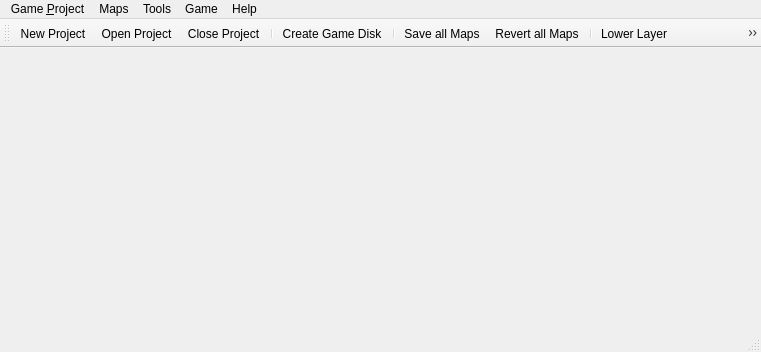
Before: the Qt Designer form mainwindow.ui in EasyRPG/Editor, drawn with Qt 5.
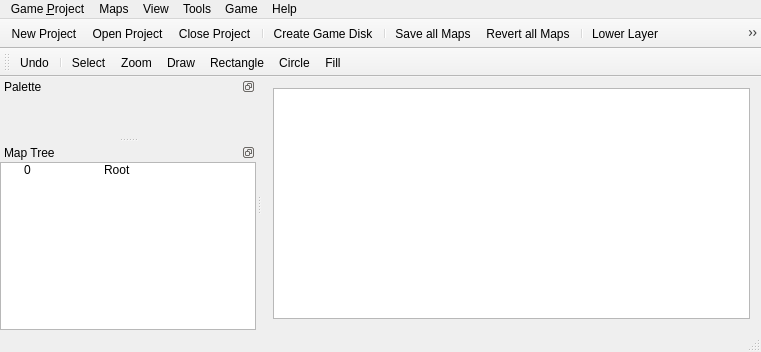
After: the same form once the commit is applied. Icons and pictures are not drawn.

Commit message: Add map palette and map treeview as dockWidgets

```diff
--- a/mainwindow.ui
+++ b/mainwindow.ui
@@ -17,7 +17,13 @@
    <iconset resource="Resources.qrc">
     <normaloff>:/icons/share/old_easyrpg.png</normaloff>:/icons/share/old_easyrpg.png</iconset>
   </property>
-  <widget class="QWidget" name="centralWidget"/>
+  <widget class="QWidget" name="centralWidget">
+   <layout class="QHBoxLayout" name="horizontalLayout_2">
+    <item>
+     <widget class="QGraphicsView" name="graphicsView"/>
+    </item>
+   </layout>
+  </widget>
   <widget class="QMenuBar" name="menuBar">
    <property name="geometry">
     <rect>
@@ -94,13 +100,27 @@
     <addaction name="actionAbout"/>
     <addaction name="actionAbout_Qt"/>
    </widget>
+   <widget class="QMenu" name="menuView">
+    <property name="title">
+     <string>View</string>
+    </property>
+    <addaction name="actionPalete"/>
+    <addaction name="actionMap_Tree"/>
+   </widget>
    <addaction name="menuGame"/>
    <addaction name="menuMaps"/>
+   <addaction name="menuView"/>
    <addaction name="menuTools"/>
    <addaction name="menuGame_2"/>
    <addaction name="menuHelp"/>
   </widget>
   <widget class="QToolBar" name="mainToolBar">
+   <property name="movable">
+    <bool>false</bool>
+   </property>
+   <property name="floatable">
+    <bool>false</bool>
+   </property>
    <attribute name="toolBarArea">
     <enum>TopToolBarArea</enum>
    </attribute>
@@ -139,6 +159,95 @@
    <addaction name="actionContents"/>
   </widget>
   <widget class="QStatusBar" name="statusBar"/>
+  <widget class="QDockWidget" name="dockPalete">
+   <property name="minimumSize">
+    <size>
+     <width>60</width>
+     <height>60</height>
+    </size>
+   </property>
+   <property name="features">
+    <set>QDockWidget::DockWidgetFloatable|QDockWidget::DockWidgetMovable</set>
+   </property>
+   <property name="windowTitle">
+    <string>Palette</string>
+   </property>
+   <attribute name="dockWidgetArea">
+    <number>1</number>
+   </attribute>
+   <widget class="QWidget" name="dockWidgetContents"/>
+  </widget>
+  <widget class="QDockWidget" name="dockMapTree">
+   <property name="features">
+    <set>QDockWidget::DockWidgetFloatable|QDockWidget::DockWidgetMovable</set>
+   </property>
+   <property name="windowTitle">
+    <string>Map Tree</string>
+   </property>
+   <attribute name="dockWidgetArea">
+    <number>1</number>
+   </attribute>
+   <widget class="QWidget" name="dockWidgetContents_2">
+    <layout class="QHBoxLayout" name="horizontalLayout">
+     <property name="leftMargin">
+      <number>0</number>
+     </property>
+     <property name="topMargin">
+      <number>0</number>
+     </property>
+     <property name="rightMargin">
+      <number>0</number>
+     </property>
+     <property name="bottomMargin">
+      <number>0</number>
+     </property>
+     <item>
+      <widget class="QTreeWidget" name="treeMap">
+       <attribute name="headerVisible">
+        <bool>false</bool>
+       </attribute>
+       <column>
+        <property name="text">
+         <string>Map ID</string>
+        </property>
+       </column>
+       <column>
+        <property name="text">
+         <string>Map Name</string>
+        </property>
+       </column>
+       <item>
+        <property name="text">
+         <string>0</string>
+        </property>
+        <property name="text">
+         <string>Root</string>
+        </property>
+       </item>
+      </widget>
+     </item>
+    </layout>
+   </widget>
+  </widget>
+  <widget class="QToolBar" name="toolBar">
+   <property name="windowTitle">
+    <string>toolBar</string>
+   </property>
+   <attribute name="toolBarArea">
+    <enum>TopToolBarArea</enum>
+   </attribute>
+   <attribute name="toolBarBreak">
+    <bool>true</bool>
+   </attribute>
+   <addaction name="actionUndo"/>
+   <addaction name="separator"/>
+   <addaction name="actionSelect"/>
+   <addaction name="actionZoom"/>
+   <addaction name="actionDraw"/>
+   <addaction name="actionRectangle"/>
+   <addaction name="actionCircle"/>
+   <addaction name="actionFill"/>
+  </widget>
   <action name="action_Open_Project">
    <property name="icon">
     <iconset resource="Resources.qrc">
@@ -378,6 +487,147 @@
    </property>
    <property name="text">
     <string>&amp;Script Editor</string>
+   </property>
+   <property name="statusTip">
+    <string>Open Script Editor</string>
+   </property>
+  </action>
+  <action name="actionPalete">
+   <property name="checkable">
+    <bool>true</bool>
+   </property>
+   <property name="checked">
+    <bool>true</bool>
+   </property>
+   <property name="icon">
+    <iconset resource="Resources.qrc">
+     <normaloff>:/icons/share/old_palette.png</normaloff>:/icons/share/old_palette.png</iconset>
+   </property>
+   <property name="text">
+    <string>Palete</string>
+   </property>
+   <property name="statusTip">
+    <string>Show/Hide palette window</string>
+   </property>
+  </action>
+  <action name="actionMap_Tree">
+   <property name="checkable">
+    <bool>true</bool>
+   </property>
+   <property name="checked">
+    <bool>true</bool>
+   </property>
+   <property name="icon">
+    <iconset resource="Resources.qrc">
+     <normaloff>:/icons/share/old_map.png</normaloff>:/icons/share/old_map.png</iconset>
+   </property>
+   <property name="text">
+    <string>Map Tree</string>
+   </property>
+   <property name="statusTip">
+    <string>Show/Hide Map Tree window</string>
+   </property>
+  </action>
+  <action name="actionUndo">
+   <property name="icon">
+    <iconset resource="Resources.qrc">
+     <normaloff>:/icons/share/old_revert.png</normaloff>:/icons/share/old_revert.png</iconset>
+   </property>
+   <property name="text">
+    <string>Undo</string>
+   </property>
+   <property name="toolTip">
+    <string>Undo last action</string>
+   </property>
+  </action>
+  <action name="actionSelect">
+   <property name="checkable">
+    <bool>true</bool>
+   </property>
+   <property name="icon">
+    <iconset resource="Resources.qrc">
+     <normaloff>:/icons/share/old_select.png</normaloff>:/icons/share/old_select.png</iconset>
+   </property>
+   <property name="text">
+    <string>Select</string>
+   </property>
+   <property name="toolTip">
+    <string>Select and move part of the map</string>
+   </property>
+  </action>
+  <action name="actionZoom">
+   <property name="checkable">
+    <bool>true</bool>
+   </property>
+   <property name="icon">
+    <iconset resource="Resources.qrc">
+     <normaloff>:/icons/share/old_zoom.png</normaloff>:/icons/share/old_zoom.png</iconset>
+   </property>
+   <property name="text">
+    <string>Zoom</string>
+   </property>
+   <property name="toolTip">
+    <string>Zoom in and out</string>
+   </property>
+  </action>
+  <action name="actionDraw">
+   <property name="checkable">
+    <bool>true</bool>
+   </property>
+   <property name="icon">
+    <iconset resource="Resources.qrc">
+     <normaloff>:/icons/share/old_pen.png</normaloff>:/icons/share/old_pen.png</iconset>
+   </property>
+   <property name="text">
+    <string>Draw</string>
+   </property>
+   <property name="toolTip">
+    <string>Draw in the map with a pen</string>
+   </property>
+  </action>
+  <action name="actionRectangle">
+   <property name="checkable">
+    <bool>true</bool>
+   </property>
+   <property name="icon">
+    <iconset resource="Resources.qrc">
+     <normaloff>:/icons/share/old_rectangle.png</normaloff>:/icons/share/old_rectangle.png</iconset>
+   </property>
+   <property name="text">
+    <string>Rectangle</string>
+   </property>
+   <property name="toolTip">
+    <string>Draw in the map with a rectangle tool</string>
+   </property>
+  </action>
+  <action name="actionCircle">
+   <property name="checkable">
+    <bool>true</bool>
+   </property>
+   <property name="icon">
+    <iconset resource="Resources.qrc">
+     <normaloff>:/icons/share/old_circle.png</normaloff>:/icons/share/old_circle.png</iconset>
+   </property>
+   <property name="text">
+    <string>Circle</string>
+   </property>
+   <property name="toolTip">
+    <string>Draw in a map with a circle tool</string>
+   </property>
+  </action>
+  <action name="actionFill">
+   <property name="checkable">
+    <bool>true</bool>
+   </property>
+   <property name="icon">
+    <iconset resource="Resources.qrc">
+     <normaloff>:/icons/share/old_fill.png</normaloff>:/icons/share/old_fill.png</iconset>
+   </property>
+   <property name="text">
+    <string>Fill</string>
+   </property>
+   <property name="toolTip">
+    <string>Draw in the map with a fill tool</string>
    </property>
   </action>
  </widget>
```
Left out of the diff: 76 changed lines with no effect on the pictures. The commit also changes 5 other files.
